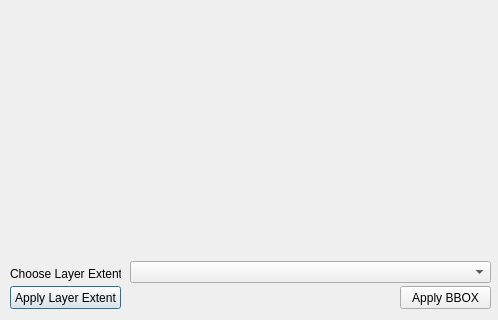
Old version of the form bboxdialog.ui in the repository sparqlunicorn/sparqlunicornGoesGIS; both pictures show x 0 to 498 and y 214 to 534 of the 498 by 534 pixel window.
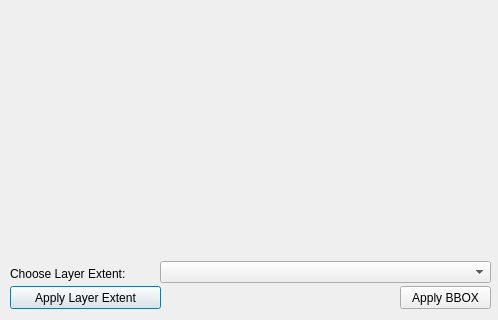
New version of the form.

Patch:
```diff
--- a/bboxdialog.ui
+++ b/bboxdialog.ui
@@ -18,7 +18,7 @@
     <rect>
      <x>10</x>
      <y>480</y>
-     <width>111</width>
+     <width>151</width>
      <height>16</height>
     </rect>
    </property>
@@ -29,9 +29,9 @@
   <widget class="QComboBox" name="chooseBBOXLayer">
    <property name="geometry">
     <rect>
-     <x>130</x>
+     <x>160</x>
      <y>475</y>
-     <width>361</width>
+     <width>331</width>
      <height>22</height>
     </rect>
    </property>
@@ -41,7 +41,7 @@
     <rect>
      <x>10</x>
      <y>500</y>
-     <width>111</width>
+     <width>151</width>
      <height>23</height>
     </rect>
    </property>
```
